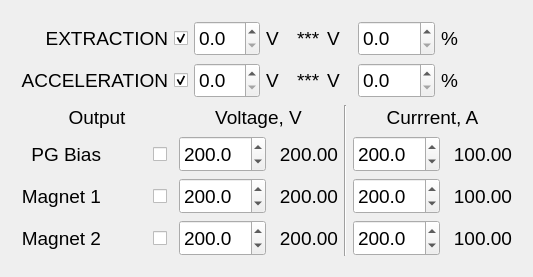
Qt form Magnets_UI.ui (smertouh/1_MeV_UI_additional) before a commit.
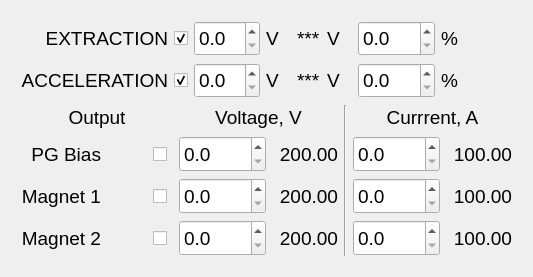
The same form after that commit. Icons and pictures are not drawn.

```diff
--- a/Magnets_UI.ui
+++ b/Magnets_UI.ui
@@ -789,7 +789,7 @@
          <double>0.500000000000000</double>
         </property>
         <property name="value">
-         <double>200.000000000000000</double>
+         <double>0.000000000000000</double>
         </property>
        </widget>
       </item>
@@ -963,7 +963,7 @@
          <double>0.500000000000000</double>
         </property>
         <property name="value">
-         <double>200.000000000000000</double>
+         <double>0.000000000000000</double>
         </property>
        </widget>
       </item>
@@ -1143,7 +1143,7 @@
          <double>0.500000000000000</double>
         </property>
         <property name="value">
-         <double>200.000000000000000</double>
+         <double>0.000000000000000</double>
         </property>
        </widget>
       </item>
@@ -1187,7 +1187,7 @@
          <double>0.500000000000000</double>
         </property>
         <property name="value">
-         <double>200.000000000000000</double>
+         <double>0.000000000000000</double>
         </property>
        </widget>
       </item>
@@ -1344,7 +1344,7 @@
          <double>0.500000000000000</double>
         </property>
         <property name="value">
-         <double>200.000000000000000</double>
+         <double>0.000000000000000</double>
         </property>
        </widget>
       </item>
@@ -1411,7 +1411,7 @@
          <double>0.500000000000000</double>
         </property>
         <property name="value">
-         <double>200.000000000000000</double>
+         <double>0.000000000000000</double>
         </property>
        </widget>
       </item>
```
